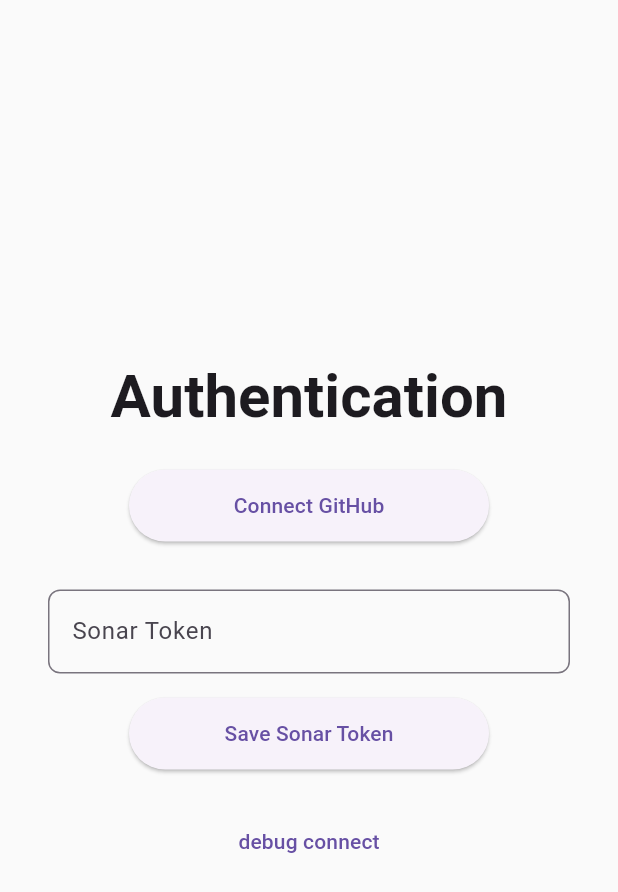
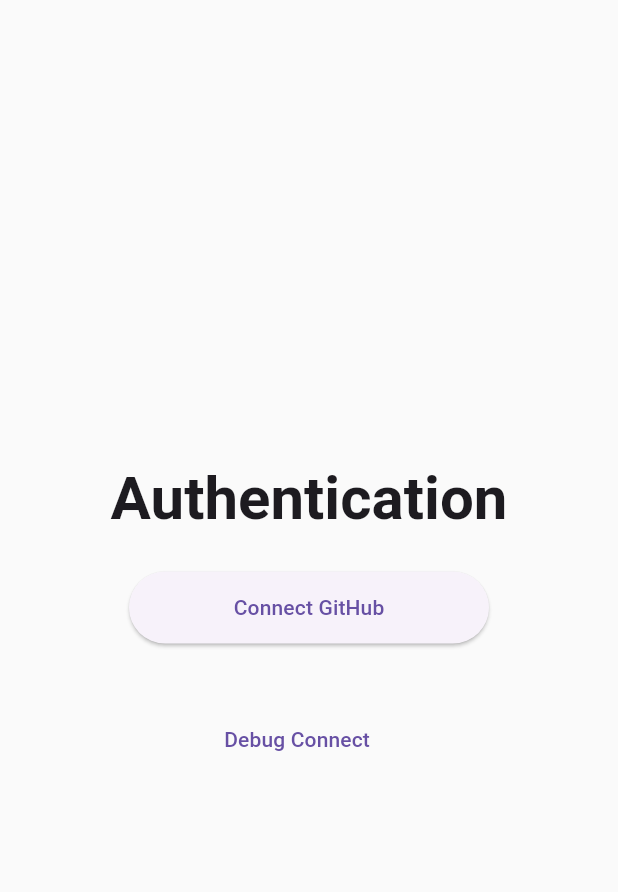
Before and after one commit to T1WiLLi/GitNar, a Flutter app: the screen it shows after launch, on a phone screen of 412 x 824 dp. Shown: the top 892 px of the screen. Run offline on Flutter 3.47's test engine with Material 3 defaults, Android fonts, the phone set to English and light mode, and no system bars; our stand-ins replace shared_preferences; missing offline and left inert: oauth2.

Commit message:
Refactor AuthService and AuthView to enhance GitHub authentication flow; improve error handling and UI feedback during connection and token saving

```diff
--- a/lib/src/views/auth_view.dart
+++ b/lib/src/views/auth_view.dart
@@ -1,4 +1,3 @@
-// lib/src/screens/auth_view.dart
 import 'package:flutter/material.dart';
 import 'package:gitnar/src/services/auth_service.dart';
 import 'package:shared_preferences/shared_preferences.dart';
@@ -14,45 +13,133 @@
 class AuthViewState extends State<AuthView> {
   final _auth = AuthService();
   bool _connected = false;
+  bool _isConnecting = false;
+  bool _isSavingToken = false;
+  String? _githubUsername;
+  String? _errorMessage;
   final TextEditingController _tokenController = TextEditingController();
   bool _tokenSaved = false;
 
+  @override
+  void initState() {
+    super.initState();
+    _loadSavedState();
+  }
+
+  Future<void> _loadSavedState() async {
+    final prefs = await SharedPreferences.getInstance();
+    final isAuth = prefs.getBool('isAuthenticated') ?? false;
+    final username = prefs.getString('githubUsername');
+    final token = prefs.getString('sonarToken');
+
+    setState(() {
+      _connected = isAuth && username != null;
+      _githubUsername = username;
+      _tokenSaved = token != null && token.isNotEmpty;
+    });
+
+    // If everything is ready, navigate home
+    if (_connected && _tokenSaved) {
+      _navigateToHome();
+    }
+  }
+
   Future<void> _connectGitHub() async {
+    setState(() {
+      _isConnecting = true;
+      _errorMessage = null;
+    });
+
+    try {
       final username = await _auth.connectGitHub();
       final prefs = await SharedPreferences.getInstance();
-    prefs
-      ..setBool('isAuthenticated', true)
-      ..setString('githubUsername', username);
-    setState(() => _connected = true);
+      await prefs.setBool('isAuthenticated', true);
+      await prefs.setString('githubUsername', username);
+
+      setState(() {
+        _connected = true;
+        _githubUsername = username;
+        _isConnecting = false;
+      });
+
+      _tryFinalize();
+    } catch (e) {
+      setState(() {
+        _isConnecting = false;
+        _errorMessage = 'GitHub connection failed: ${e.toString()}';
+      });
+    }
   }
 
   Future<void> _saveToken() async {
     final token = _tokenController.text.trim();
-    if (token.isEmpty) return;
+    if (token.isEmpty) {
+      setState(() {
+        _errorMessage = 'Please enter a valid token';
+      });
+      return;
+    }
+
+    setState(() {
+      _isSavingToken = true;
+      _errorMessage = null;
+    });
+
+    try {
       final prefs = await SharedPreferences.getInstance();
       await prefs.setString('sonarToken', token);
-    setState(() => _tokenSaved = true);
+
+      setState(() {
+        _tokenSaved = true;
+        _isSavingToken = false;
+      });
+
       _tryFinalize();
+    } catch (e) {
+      setState(() {
+        _isSavingToken = false;
+        _errorMessage = 'Failed to save token: ${e.toString()}';
+      });
+    }
   }
 
   Future<void> _tryFinalize() async {
     final prefs = await SharedPreferences.getInstance();
     final auth = prefs.getBool('isAuthenticated') ?? false;
     final token = prefs.getString('sonarToken');
+
     if (auth && token != null && token.isNotEmpty) {
+      _navigateToHome();
+    }
+  }
+
+  void _navigateToHome() {
     if (!mounted) return;
     Navigator.pushReplacementNamed(context, Routes.home);
-    }
   }
 
   Future<void> _debugConnect() async {
     final prefs = await SharedPreferences.getInstance();
-    prefs
-      ..setBool('isAuthenticated', true)
-      ..setString('githubUsername', 'dev')
-      ..setString('sonarToken', 'dev-token');
-    if (!mounted) return;
-    Navigator.pushReplacementNamed(context, Routes.home);
+    await prefs.setBool('isAuthenticated', true);
+    await prefs.setString('githubUsername', 'dev');
+    await prefs.setString('sonarToken', 'dev-token');
+    _navigateToHome();
+  }
+
+  Future<void> _clearAuth() async {
+    final prefs = await SharedPreferences.getInstance();
+    await prefs.remove('isAuthenticated');
+    await prefs.remove('githubUsername');
+    await prefs.remove('sonarToken');
+
+    setState(() {
+      _connected = false;
+      _githubUsername = null;
+      _tokenSaved = false;
+      _errorMessage = null;
+    });
+
+    _tokenController.clear();
   }
 
   @override
@@ -79,14 +166,73 @@
                 ),
               ),
               const SizedBox(height: 24),
+
+              // Error message
+              if (_errorMessage != null) ...[
+                Container(
+                  padding: const EdgeInsets.all(12),
+                  decoration: BoxDecoration(
+                    color: Colors.red.shade50,
+                    border: Border.all(color: Colors.red.shade300),
+                    borderRadius: BorderRadius.circular(8),
+                  ),
+                  child: Text(
+                    _errorMessage!,
+                    style: TextStyle(color: Colors.red.shade700),
+                  ),
+                ),
+                const SizedBox(height: 24),
+              ],
+
+              // GitHub connection
               ElevatedButton(
-                onPressed: _connected ? null : _connectGitHub,
+                onPressed: (_connected || _isConnecting)
+                    ? null
+                    : _connectGitHub,
                 style: ElevatedButton.styleFrom(
                   minimumSize: const Size(240, 48),
+                  backgroundColor: _connected ? Colors.green : null,
                 ),
-                child: Text(_connected ? 'GitHub Connected' : 'Connect GitHub'),
+                child: _isConnecting
+                    ? const Row(
+                        mainAxisSize: MainAxisSize.min,
+                        children: [
+                          SizedBox(
+                            width: 20,
+                            height: 20,
+                            child: CircularProgressIndicator(strokeWidth: 2),
+                          ),
+                          SizedBox(width: 8),
+                          Text('Connecting...'),
+                        ],
+                      )
+                    : Text(
+                        _connected
+                            ? 'GitHub Connected: $_githubUsername'
+                            : 'Connect GitHub',
+                      ),
+              ),
+
+              const SizedBox(height: 16),
+
+              if (_connected) ...[
+                Row(
+                  mainAxisAlignment: MainAxisAlignment.center,
+                  children: [
+                    Icon(Icons.check_circle, color: Colors.green, size: 20),
+                    const SizedBox(width: 8),
+                    Text(
+                      'Logged in as $_githubUsername',
+                      style: Theme.of(context).textTheme.bodyLarge?.copyWith(
+                        color: Colors.green.shade700,
+                        fontWeight: FontWeight.w500,
+                      ),
+                    ),
+                  ],
                 ),
                 const SizedBox(height: 32),
+
+                // Sonar token input
                 TextField(
                   controller: _tokenController,
                   decoration: InputDecoration(
@@ -94,21 +240,58 @@
                     border: OutlineInputBorder(
                       borderRadius: BorderRadius.circular(8),
                     ),
+                    suffixIcon: _tokenSaved
+                        ? Icon(Icons.check_circle, color: Colors.green)
+                        : null,
                   ),
                   obscureText: true,
+                  enabled: !_tokenSaved,
                 ),
                 const SizedBox(height: 16),
+
                 ElevatedButton(
-                onPressed: _tokenSaved ? null : _saveToken,
+                  onPressed: (_tokenSaved || _isSavingToken)
+                      ? null
+                      : _saveToken,
                   style: ElevatedButton.styleFrom(
                     minimumSize: const Size(240, 48),
+                    backgroundColor: _tokenSaved ? Colors.green : null,
                   ),
-                child: Text(_tokenSaved ? 'Token Saved' : 'Save Sonar Token'),
+                  child: _isSavingToken
+                      ? const Row(
+                          mainAxisSize: MainAxisSize.min,
+                          children: [
+                            SizedBox(
+                              width: 20,
+                              height: 20,
+                              child: CircularProgressIndicator(strokeWidth: 2),
                             ),
+                            SizedBox(width: 8),
+                            Text('Saving...'),
+                          ],
+                        )
+                      : Text(_tokenSaved ? 'Token Saved' : 'Save Sonar Token'),
+                ),
+              ],
+
               const SizedBox(height: 24),
+
+              // Debug and clear buttons
+              Row(
+                mainAxisAlignment: MainAxisAlignment.center,
+                children: [
                   TextButton(
                     onPressed: _debugConnect,
-                child: const Text('debug connect'),
+                    child: const Text('Debug Connect'),
+                  ),
+                  const SizedBox(width: 16),
+                  if (_connected || _tokenSaved)
+                    TextButton(
+                      onPressed: _clearAuth,
+                      style: TextButton.styleFrom(foregroundColor: Colors.red),
+                      child: const Text('Clear Auth'),
+                    ),
+                ],
               ),
             ],
           ),
```
Also changed, not shown: lib/src/services/auth_service.dart (+50 -7 lines). Lines whose indentation alone changed are shown as unchanged.
